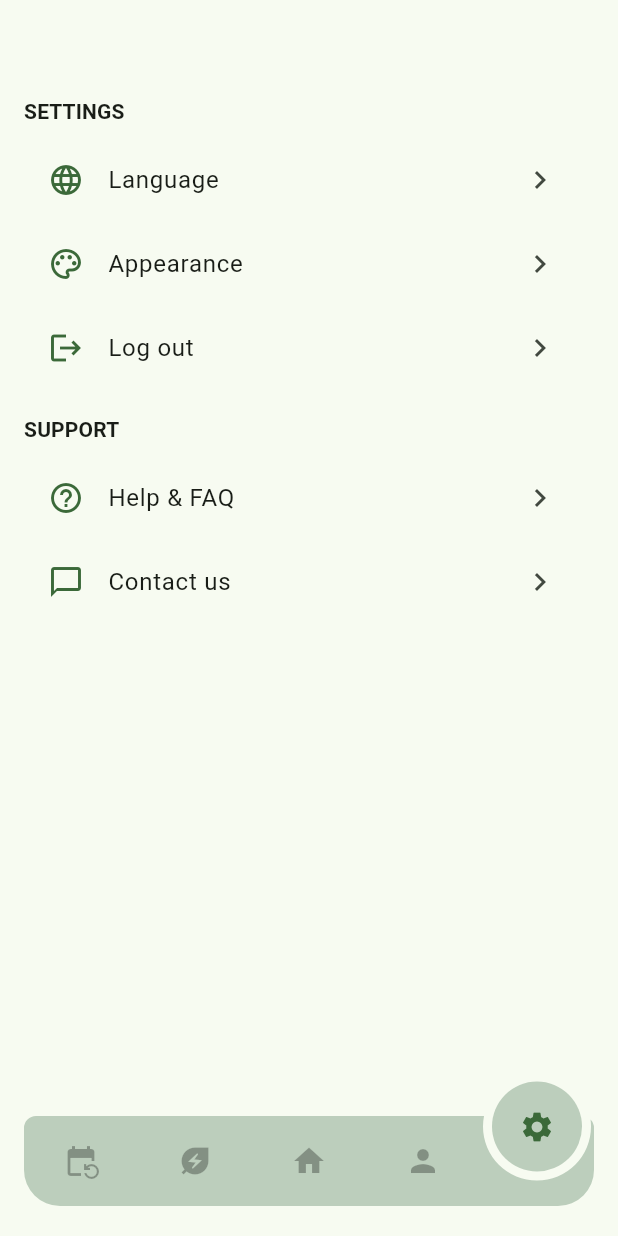
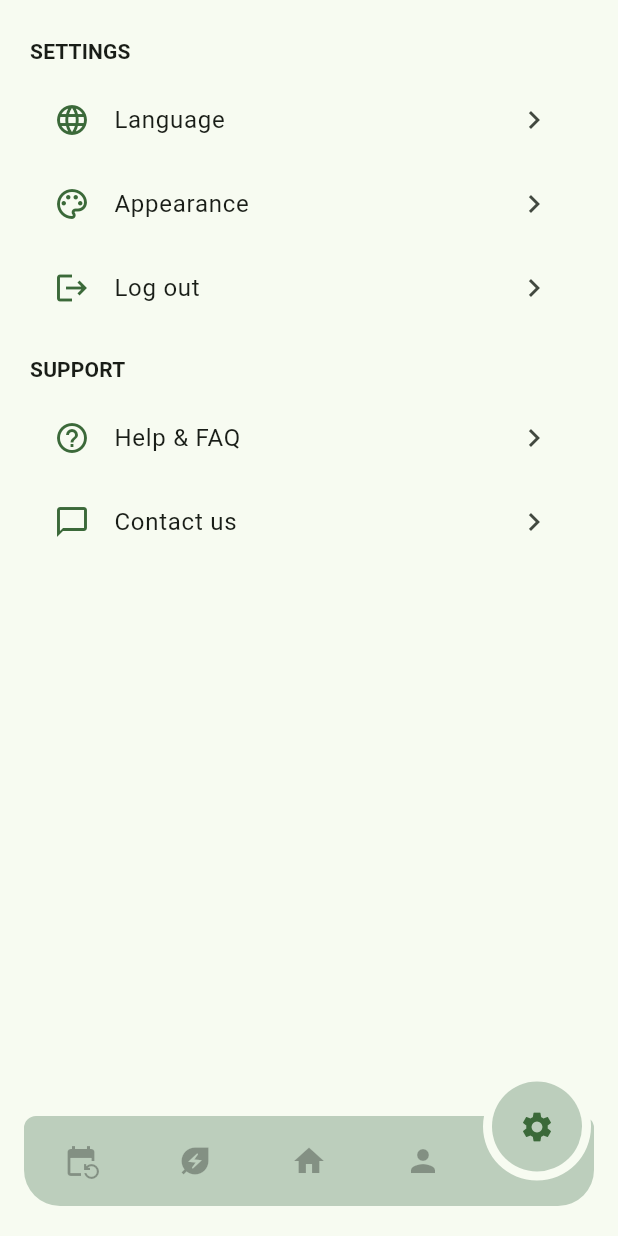
Before and after one commit to farizfarooqui/EV-MobileApp, a Flutter app: the screen it shows after launch, swiped to page 5, on a phone screen of 412 x 824 dp. Run offline on Flutter 3.47's test engine with Material 3 defaults, Android fonts, the phone set to English and light mode, and no system bars; drawn by our look-alikes of circle_nav_bar; our stand-ins replace flutter_map, get, latlong2, supabase_flutter, toastification; accounts and stored records are empty.

Commit message:
UI changes

```diff
--- a/lib/Views/AccountScreen.dart
+++ b/lib/Views/AccountScreen.dart
@@ -1,6 +1,5 @@
 import 'package:flutter/material.dart';
 import 'package:get/get.dart';
-import 'package:nobile/Views/AppearanceScreen.dart';
 import 'package:nobile/Views/MyVehicle/my_vehicle_screen.dart';
 
 class AccountScreen extends StatelessWidget {
@@ -47,7 +46,7 @@ class AccountScreen extends StatelessWidget {
                           icon: Icons.directions_car,
                           text: 'My vehicle',
                           onTap: () {
-                            Get.to(MyVehicleScreen());
+                            Get.to(() => MyVehicleScreen());
                           }),
                       _ProfileRow(
                           icon: Icons.badge_outlined,
--- a/lib/Views/MainNavBar.dart
+++ b/lib/Views/MainNavBar.dart
@@ -14,16 +14,16 @@ class MainNavBar extends StatelessWidget {
   final MainNavController navController = Get.put(MainNavController());
 
   final List<Widget> _screens = [
-    const MyBookingScreen(),
-    ChargersScreen(),
+    MyBookingScreen(),
+    const ChargersScreen(),
     HomeScreen(),
-    AccountScreen(),
+    const AccountScreen(),
     SettingsScreen()
   ];
 
   @override
   Widget build(BuildContext context) {
-    return Obx(() => Scaffold(
+    return Scaffold(
       extendBody: true,
       body: PageView(
         controller: navController.pageController,
@@ -31,7 +31,8 @@ class MainNavBar extends StatelessWidget {
         physics: const NeverScrollableScrollPhysics(),
         children: _screens,
       ),
-          bottomNavigationBar: CircleNavBar(
+      bottomNavigationBar: Obx(
+        () => CircleNavBar(
           activeIcons: [
             Icon(Icons.event_repeat,
                 color: Theme.of(context).colorScheme.primary),
@@ -39,8 +40,7 @@ class MainNavBar extends StatelessWidget {
                 color: Theme.of(context).colorScheme.primary),
             Icon(Icons.home, color: Theme.of(context).colorScheme.primary),
             Icon(Icons.person, color: Theme.of(context).colorScheme.primary),
-              Icon(Icons.settings,
-                  color: Theme.of(context).colorScheme.primary),
+            Icon(Icons.settings, color: Theme.of(context).colorScheme.primary),
           ],
           inactiveIcons: [
             Icon(Icons.event_repeat,
@@ -59,6 +59,7 @@ class MainNavBar extends StatelessWidget {
               : colorNavBar,
           height: 60,
           circleWidth: 60,
+          // shadowColor: Colors.grey,
           activeIndex: navController.tabIndex.value,
           onTap: navController.changeTab,
           padding: const EdgeInsets.only(left: 16, right: 16, bottom: 20),
@@ -70,6 +71,7 @@ class MainNavBar extends StatelessWidget {
           ),
           elevation: 10,
         ),
-        ));
+      ),
+    );
   }
 }
--- a/lib/Views/MyVehicle/add_vehicle_screen.dart
+++ b/lib/Views/MyVehicle/add_vehicle_screen.dart
@@ -1,6 +1,6 @@
 import 'package:flutter/material.dart';
 import 'package:get/get.dart';
-import '../../Controllers/my_vehicle_controller.dart';
+import '../../Controller/my_vehicle_controller.dart';
 
 class AddVehicleScreen extends StatelessWidget {
   AddVehicleScreen({Key? key}) : super(key: key);
--- a/lib/Views/MyVehicle/my_vehicle_screen.dart
+++ b/lib/Views/MyVehicle/my_vehicle_screen.dart
@@ -2,7 +2,7 @@ import 'package:flutter/material.dart';
 import 'package:get/get.dart';
 import 'package:nobile/Constants/Constants.dart';
 import 'package:nobile/Views/MyVehicle/select_brand_screen.dart';
-import '../../Controllers/my_vehicle_controller.dart';
+import '../../Controller/my_vehicle_controller.dart';
 
 class MyVehicleScreen extends StatelessWidget {
   MyVehicleScreen({Key? key}) : super(key: key);
@@ -50,7 +50,7 @@ class MyVehicleScreen extends StatelessWidget {
                   ),
                 ),
                 onPressed: () {
-                  Get.to(SelectBrandScreen());
+                  Get.to(()=>SelectBrandScreen());
                 },
                 child: const Text(
                   'Add vehicle',
--- a/lib/Views/MyVehicle/select_brand_screen.dart
+++ b/lib/Views/MyVehicle/select_brand_screen.dart
@@ -1,7 +1,7 @@
 import 'package:flutter/material.dart';
 import 'package:get/get.dart';
 import 'package:nobile/Views/MyVehicle/select_model_screen.dart';
-import '../../Controllers/my_vehicle_controller.dart';
+import '../../Controller/my_vehicle_controller.dart';
 
 class SelectBrandScreen extends StatelessWidget {
   SelectBrandScreen({Key? key}) : super(key: key);
@@ -56,7 +56,7 @@ class SelectBrandScreen extends StatelessWidget {
                     trailing: const Icon(Icons.chevron_right),
                     onTap: () {
                       controller.selectBrand(brand);
-                      Get.to(SelectModelScreen());
+                      Get.to(() => SelectModelScreen());
                     },
                   );
                 },
--- a/lib/Views/MyVehicle/select_model_screen.dart
+++ b/lib/Views/MyVehicle/select_model_screen.dart
@@ -1,7 +1,7 @@
 import 'package:flutter/material.dart';
 import 'package:get/get.dart';
 import 'package:nobile/Views/MyVehicle/add_vehicle_screen.dart';
-import '../../Controllers/my_vehicle_controller.dart';
+import '../../Controller/my_vehicle_controller.dart';
 
 class SelectModelScreen extends StatelessWidget {
   SelectModelScreen({super.key});
@@ -57,7 +57,7 @@ class SelectModelScreen extends StatelessWidget {
                     trailing: const Icon(Icons.chevron_right),
                     onTap: () {
                       controller.selectModel(model);
-                      Get.to(AddVehicleScreen());
+                      Get.to(() => AddVehicleScreen());
                     },
                   );
                 },
--- a/lib/Views/SettingsScreen.dart
+++ b/lib/Views/SettingsScreen.dart
@@ -10,9 +10,11 @@ class SettingsScreen extends StatelessWidget {
   @override
   Widget build(BuildContext context) {
     return Scaffold(
-      appBar: AppBar(),
-      body: ListView(
-        padding: const EdgeInsets.symmetric(horizontal: 16),
+      body: SafeArea(
+        child: Padding(
+          padding: const EdgeInsets.symmetric(horizontal: 20, vertical: 16),
+          child: Column(
+            crossAxisAlignment: CrossAxisAlignment.start,
             children: [
               const SizedBox(height: 8),
               Text('SETTINGS',
@@ -24,8 +26,8 @@ class SettingsScreen extends StatelessWidget {
                 color: Theme.of(context).cardColor,
                 elevation: 0,
                 margin: const EdgeInsets.symmetric(vertical: 8),
-            shape:
-                RoundedRectangleBorder(borderRadius: BorderRadius.circular(16)),
+                shape: RoundedRectangleBorder(
+                    borderRadius: BorderRadius.circular(16)),
                 child: Column(
                   children: [
                     _ProfileRow(
@@ -34,9 +36,10 @@ class SettingsScreen extends StatelessWidget {
                         icon: Icons.palette_outlined,
                         text: 'Appearance',
                         onTap: () {
-                      Get.to(AppearanceScreen());
+                          Get.to(() => AppearanceScreen());
                         }),
-                _ProfileRow(icon: Icons.logout, text: 'Log out', onTap: () {}),
+                    _ProfileRow(
+                        icon: Icons.logout, text: 'Log out', onTap: () {}),
                   ],
                 ),
               ),
@@ -50,12 +53,14 @@ class SettingsScreen extends StatelessWidget {
                 color: Theme.of(context).cardColor,
                 elevation: 0,
                 margin: const EdgeInsets.symmetric(vertical: 8),
-            shape:
-                RoundedRectangleBorder(borderRadius: BorderRadius.circular(16)),
+                shape: RoundedRectangleBorder(
+                    borderRadius: BorderRadius.circular(16)),
                 child: Column(
                   children: [
                     _ProfileRow(
-                    icon: Icons.help_outline, text: 'Help & FAQ', onTap: () {}),
+                        icon: Icons.help_outline,
+                        text: 'Help & FAQ',
+                        onTap: () {}),
                     _ProfileRow(
                         icon: Icons.chat_bubble_outline,
                         text: 'Contact us',
@@ -65,6 +70,8 @@ class SettingsScreen extends StatelessWidget {
               ),
               const SizedBox(height: 24),
             ],
+          ),
+        ),
       ),
     );
   }
--- a/lib/main.dart
+++ b/lib/main.dart
@@ -4,11 +4,6 @@ import 'package:nobile/Constants/Constants.dart';
 import 'package:nobile/Views/MainNavBar.dart';
 import 'package:nobile/supabase_client.dart';
 import 'package:nobile/Controller/theme_controller.dart';
-// MyVehicle screens
-import 'package:nobile/Views/MyVehicle/my_vehicle_screen.dart';
-import 'package:nobile/Views/MyVehicle/select_brand_screen.dart';
-import 'package:nobile/Views/MyVehicle/select_model_screen.dart';
-import 'package:nobile/Views/MyVehicle/add_vehicle_screen.dart';
 
 void main() async {
   WidgetsFlutterBinding.ensureInitialized();
@@ -21,7 +16,7 @@ class MyApp extends StatelessWidget {
   @override
   Widget build(BuildContext context) {
     final ThemeController themeController = Get.put(ThemeController());
-    return Obx(() => GetMaterialApp(
+    return GetMaterialApp(
       title: 'EV Mobile App',
       debugShowCheckedModeBanner: false,
       theme: ThemeData(
@@ -40,12 +35,6 @@ class MyApp extends StatelessWidget {
       ),
       themeMode: themeController.themeMode,
       home: MainNavBar(),
-      getPages: [
-        GetPage(name: '/myVehicle', page: () => MyVehicleScreen()),
-        GetPage(name: '/selectBrand', page: () => SelectBrandScreen()),
-        GetPage(name: '/selectModel', page: () => SelectModelScreen()),
-        GetPage(name: '/addVehicle', page: () => AddVehicleScreen()),
-      ],
-    ));
+    );
   }
 }
```
Also changed, not shown: lib/Controller/BookingController.dart (added, +20 -0 lines), lib/Controller/homeController.dart (+12 -0 lines), lib/Views/HomeScreen.dart (+23 -31 lines), lib/Views/MyBooking.dart (+17 -36 lines), lib/Controller/my_vehicle_controller.dart (renamed from lib/Controllers/my_vehicle_controller.dart), 1 other file. Lines whose indentation alone changed are shown as unchanged.
